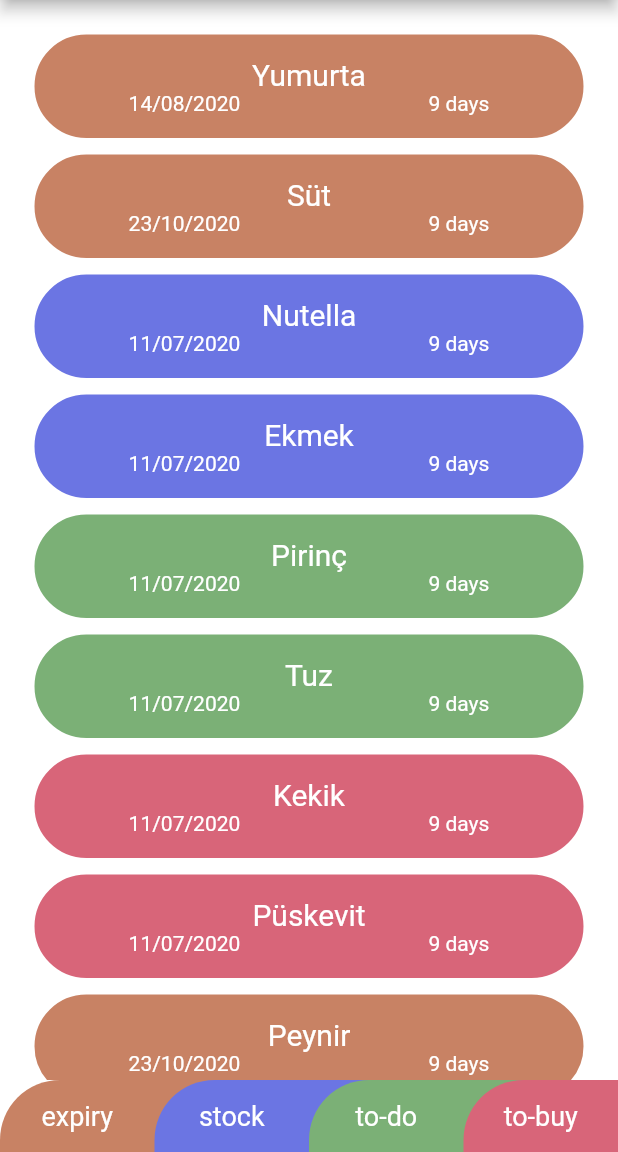
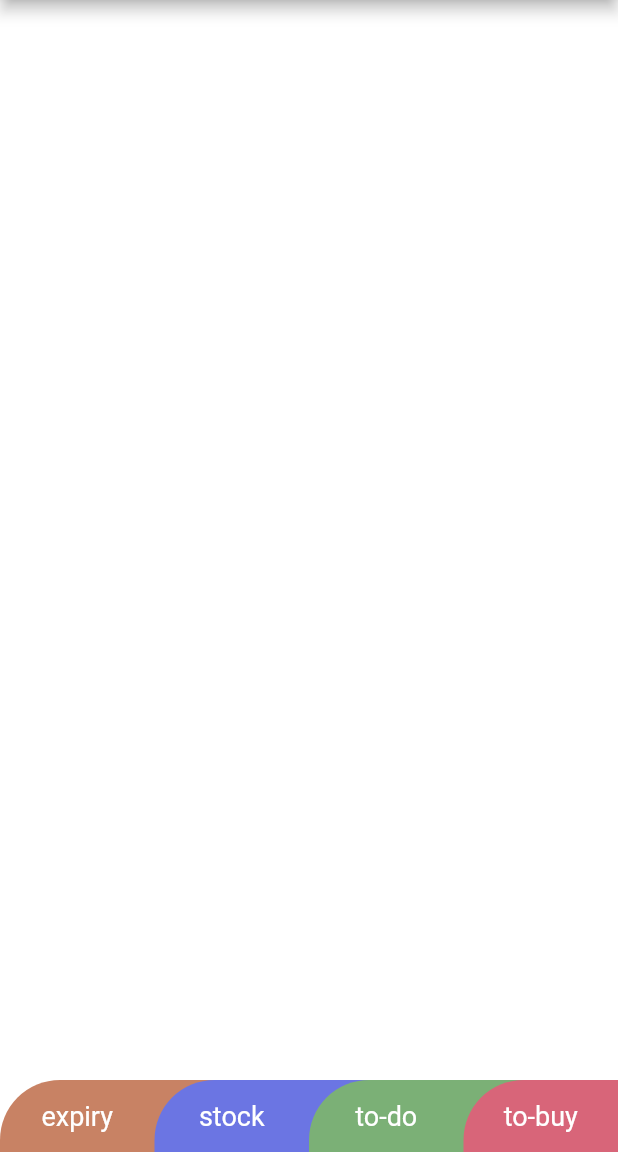
Before and after one commit to sametkamgul/Expiry-No-Loss, a Flutter app: the screen it shows after launch, on a phone screen of 412 x 824 dp, the part 84-1236 px from its top. Run offline on Flutter 3.47's test engine with Material 2 defaults, Android fonts, the phone set to English and light mode, and no system bars; our stand-ins replace sqflite; accounts and stored records are empty.

```diff
--- a/lib/main.dart
+++ b/lib/main.dart
@@ -1,3 +1,4 @@
+import 'dart:convert';
 import 'dart:developer';
 import 'package:flutter/material.dart';
 import 'package:path/path.dart';
@@ -49,7 +50,14 @@ class _MyHomePageState extends State<MyHomePage> {
 
   @override
   void initState() {
-    getUserData('all');
+    getUserData('all').then((value) {
+      log("datas are loaded...");
+      print(listItemsAll);
+      log(listItemsAll[0].toString());
+      log(listItemsAll[1].toString());
+      log('end');
+      //print(listItemExpiry);
+    });
     super.initState();
   }
 
@@ -61,28 +69,8 @@ class _MyHomePageState extends State<MyHomePage> {
     super.dispose();
   }
 
-
-
-  //mocking data
-  List listItemExpiry = [
-    {'itemType' : 'expiry', 'itemName' : 'Yumurta', 'itemDate' : '14/08/2020'},
-    {'itemType' : 'expiry', 'itemName' : 'Süt', 'itemDate' : '23/10/2020'},
-    {'itemType' : 'expiry', 'itemName' : 'Peynir', 'itemDate' : '23/10/2020'},
-  ];
-  List listItemStock = [
-    {'itemType' : 'stock', 'itemName' : 'Nutella', 'itemDate' : '11/07/2020'},
-    {'itemType' : 'stock', 'itemName' : 'Ekmek', 'itemDate' : '11/07/2020'},
-  ];
-  List listItemTodo = [
-    {'itemType' : 'to-do', 'itemName' : 'Pirinç', 'itemDate' : '11/07/2020'},
-    {'itemType' : 'to-do', 'itemName' : 'Tuz', 'itemDate' : '11/07/2020'},
-  ];
-  List listItemToBuy = [
-    {'itemType' : 'to-buy', 'itemName' : 'Kekik', 'itemDate' : '11/07/2020'},
-    {'itemType' : 'to-buy', 'itemName' : 'Püskevit', 'itemDate' : '11/07/2020'},
-  ];
   List listItemsAll = [
-    {'itemType' : 'expiry', 'itemName' : 'Yumurta', 'itemDate' : '14/08/2020'},
+    /* {'itemType' : 'expiry', 'itemName' : 'Yumurta', 'itemDate' : '14/08/2020'},
     {'itemType' : 'expiry', 'itemName' : 'Süt', 'itemDate' : '23/10/2020'},
     {'itemType' : 'stock', 'itemName' : 'Nutella', 'itemDate' : '11/07/2020'},
     {'itemType' : 'stock', 'itemName' : 'Ekmek', 'itemDate' : '11/07/2020'},
@@ -90,7 +78,7 @@ class _MyHomePageState extends State<MyHomePage> {
     {'itemType' : 'to-do', 'itemName' : 'Tuz', 'itemDate' : '11/07/2020'},
     {'itemType' : 'to-buy', 'itemName' : 'Kekik', 'itemDate' : '11/07/2020'},
     {'itemType' : 'to-buy', 'itemName' : 'Püskevit', 'itemDate' : '11/07/2020'},
-    {'itemType' : 'expiry', 'itemName' : 'Peynir', 'itemDate' : '23/10/2020'},
+    {'itemType' : 'expiry', 'itemName' : 'Peynir', 'itemDate' : '23/10/2020'}, */
   ];
   List itemsExpiryList = [];
   List itemsStockList = [];
@@ -214,6 +202,7 @@ class _MyHomePageState extends State<MyHomePage> {
     else if ( dataChoice == 'stock') {
       // TODO: return stock data here for listbuilder widget
       listItemsAll = await items();
+      itemsStockList.clear();
       for(int x = 0; x<listItemsAll.length; x++)
       {
         if (listItemsAll[x].itemType == '2') {
@@ -259,7 +248,7 @@ class _MyHomePageState extends State<MyHomePage> {
     else if ( dataChoice == 'all') {
       // TODO: return all data here for listbuilder widget
       listItemsAll = await items();
-      print(listItemsAll);
+      //print(listItemsAll);
       return listItemsAll;
     }
     else {
@@ -336,7 +325,7 @@ class _MyHomePageState extends State<MyHomePage> {
                     //log(listItemsAll.length.toString());
                     //getUserData('all');
                     //log(index.toString() + ': ' + listItems[index].toString());
-                    return new ItemWidget(itemType: listItemsAll[indexAll]['itemType'], itemName: listItemsAll[indexAll]['itemName'], itemDateTime: listItemsAll[indexAll]['itemDate'], itemCountdown: 9);
+                    return new ItemWidget(itemType: listItemsAll[indexAll].itemType, itemName: listItemsAll[indexAll].itemName, itemDateTime: listItemsAll[indexAll].itemDate, itemCountdown: 9);
                   }
                 ),
               ),
@@ -350,8 +339,8 @@ class _MyHomePageState extends State<MyHomePage> {
                   itemBuilder: (BuildContext ctxt, int indexExpiry) {
                     //log(itemsExpiryList.length.toString());
                     //log(index.toString() + ': ' + listItems[index].toString());
-                    if (itemsExpiryList[indexExpiry]['itemType'] == '1'){
-                      return new ItemWidget(itemType: itemsExpiryList[indexExpiry]['itemType'], itemName: itemsExpiryList[indexExpiry]['itemName'], itemDateTime: itemsExpiryList[indexExpiry]['itemDate'], itemCountdown: 9);
+                    if (itemsExpiryList[indexExpiry].itemType == '1'){
+                      return new ItemWidget(itemType: itemsExpiryList[indexExpiry].itemType, itemName: itemsExpiryList[indexExpiry].itemName, itemDateTime: itemsExpiryList[indexExpiry].itemDate, itemCountdown: 9);
                     }
                     else {
                       return null;
@@ -364,12 +353,19 @@ class _MyHomePageState extends State<MyHomePage> {
             new Container(
               child: new Expanded(
                 child: new ListView.builder(
-                  itemCount: listItemStock.length,
+                  itemCount: itemsStockList.length,
                   padding: EdgeInsets.only(top: 20.0, bottom: 20.0),
                   itemBuilder: (BuildContext ctxt, int indexStock) {
                     //log(index.toString() + ': ' + listItems[index].toString());
-                    if (listItemStock[indexStock]['itemType'] == 'stock'){
-                      return new ItemWidget(itemType: listItemStock[indexStock]['itemType'], itemName: listItemStock[indexStock]['itemName'], itemDateTime: listItemStock[indexStock]['itemDate'], itemCountdown: 9);
+                    if (itemsStockList.length > 0) {
+                      log('stock-length' + itemsStockList.length.toString());
+                      if (itemsStockList[indexStock].itemType == '2'){
+                        print(itemsStockList);
+                        return new ItemWidget(itemType: itemsStockList[indexStock].itemType, itemName: itemsStockList[indexStock].itemName, itemDateTime: itemsStockList[indexStock].itemDate, itemCountdown: 9);
+                      }
+                      else {
+                        return null;
+                      }
                     }
                     else {
                       return null;
@@ -382,12 +378,12 @@ class _MyHomePageState extends State<MyHomePage> {
             new Container(
               child: new Expanded(
                 child: new ListView.builder(
-                  itemCount: listItemTodo.length,
+                  itemCount: itemsToDoList.length,
                   padding: EdgeInsets.only(top: 20.0, bottom: 20.0),
                   itemBuilder: (BuildContext ctxtToDo, int indexToDo) {
                     //log(index.toString() + ': ' + listItems[index].toString());
-                    if (listItemTodo[indexToDo]['itemType'] == 'to-do'){
-                      return new ItemWidget(itemType: listItemTodo[indexToDo]['itemType'], itemName: listItemTodo[indexToDo]['itemName'], itemDateTime: listItemTodo[indexToDo]['itemDate'], itemCountdown: 9);
+                    if (itemsToDoList[indexToDo].itemType == '3'){
+                      return new ItemWidget(itemType: itemsToDoList[indexToDo].itemType, itemName: itemsToDoList[indexToDo].itemName, itemDateTime: itemsToDoList[indexToDo].itemDate, itemCountdown: 9);
                     }
                     else {
                       return null;
@@ -400,12 +396,12 @@ class _MyHomePageState extends State<MyHomePage> {
             new Container(
               child: new Expanded(
                 child: new ListView.builder(
-                  itemCount: listItemToBuy.length,
+                  itemCount: itemsToBuyList.length,
                   padding: EdgeInsets.only(top: 20.0, bottom: 20.0),
                   itemBuilder: (BuildContext ctxt, int indexToBuy) {
                     //log(index.toString() + ': ' + listItems[index].toString());
-                    if (listItemToBuy[indexToBuy]['itemType'] == 'to-buy'){
-                      return new ItemWidget(itemType: listItemToBuy[indexToBuy]['itemType'], itemName: listItemToBuy[indexToBuy]['itemName'], itemDateTime: listItemToBuy[indexToBuy]['itemDate'], itemCountdown: 9);
+                    if (itemsToBuyList[indexToBuy].itemType == '4'){
+                      return new ItemWidget(itemType: itemsToBuyList[indexToBuy].itemType, itemName: itemsToBuyList[indexToBuy].itemName, itemDateTime: itemsToBuyList[indexToBuy].itemDate, itemCountdown: 9);
                     }
                     else {
                       return null;
```
